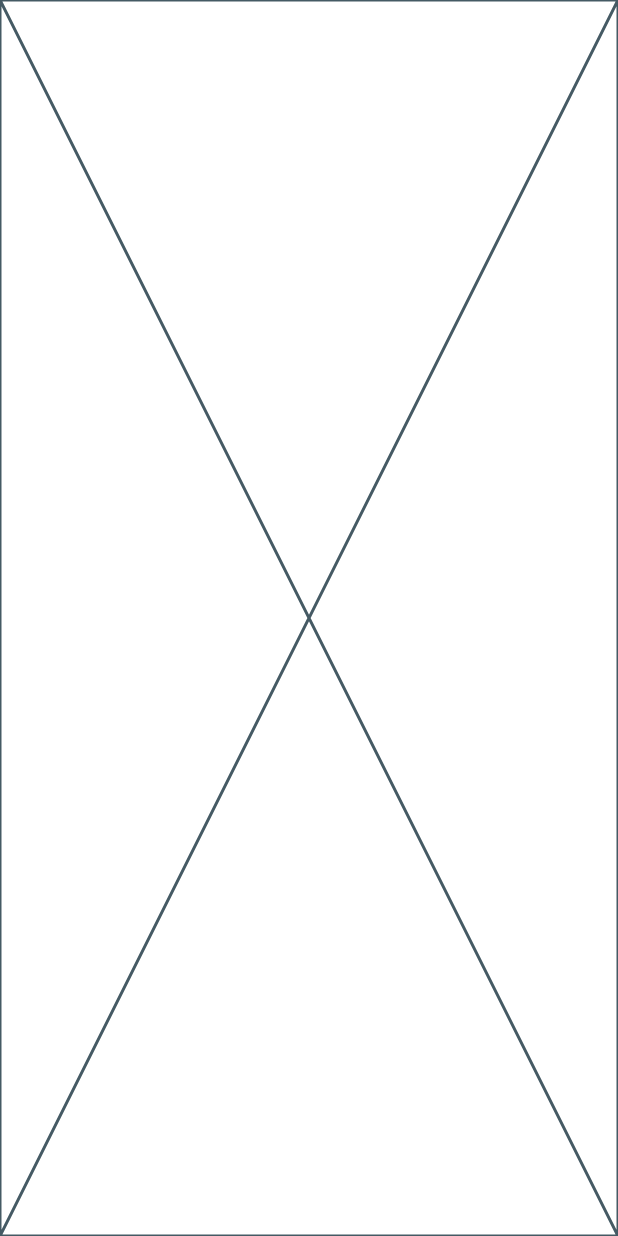
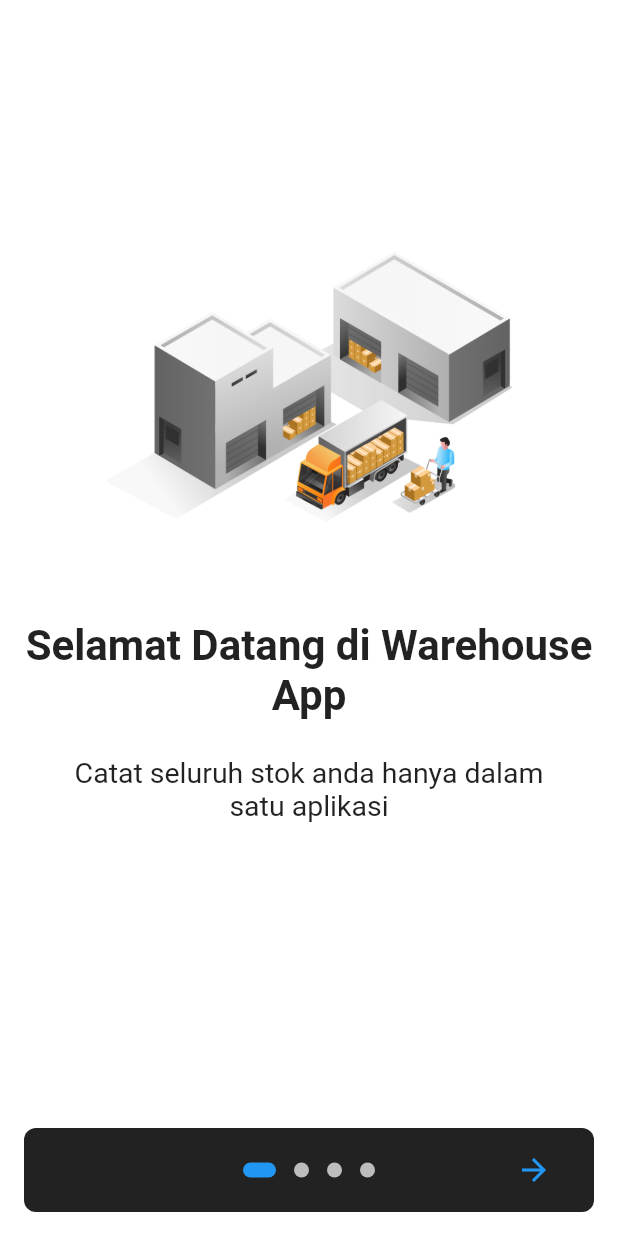
Before and after one commit to Kev9794/alterra_mini_project, a Flutter app: the screen it shows after launch, on a phone screen of 412 x 824 dp. Run offline on Flutter 3.47's test engine with Material 2 defaults, Android fonts, the phone set to English and light mode, and no system bars; drawn by our look-alikes of introduction_screen.

Commit message:
add assets and on boarding page

```diff
--- a/lib/views/screens/on_boarding_page.dart
+++ b/lib/views/screens/on_boarding_page.dart
@@ -1,5 +1,9 @@
+import 'package:flutter/foundation.dart';
 import 'package:flutter/src/widgets/framework.dart';
 import 'package:flutter/src/widgets/placeholder.dart';
+import 'package:flutter/material.dart';
+import 'package:flutter/services.dart';
+import "package:introduction_screen/introduction_screen.dart";
 
 class OnBoardingPage extends StatefulWidget {
   const OnBoardingPage({super.key});
@@ -9,8 +13,105 @@ class OnBoardingPage extends StatefulWidget {
 }
 
 class _OnBoardingPageState extends State<OnBoardingPage> {
+  final introKey = GlobalKey<IntroductionScreenState>();
+
+  void _onIntroEnd(context) {
+    Navigator.pushReplacementNamed(context, '/list');
+  }
+
+  Widget _buildImage(String assetName, [double width = 300]) {
+    return Image.asset('assets/img/$assetName', width: width);
+  }
+
   @override
   Widget build(BuildContext context) {
-    return const Placeholder();
+    const bodyStyle = TextStyle(fontSize: 19.0);
+
+    const pageDecoration = PageDecoration(
+      titleTextStyle: TextStyle(fontSize: 28.0, fontWeight: FontWeight.w700),
+      bodyTextStyle: bodyStyle,
+      bodyPadding: EdgeInsets.fromLTRB(16.0, 0.0, 16.0, 16.0),
+      pageColor: Colors.white,
+      imagePadding: EdgeInsets.zero,
+    );
+
+    return IntroductionScreen(
+      key: introKey,
+      globalBackgroundColor: Colors.white,
+      pages: [
+        PageViewModel(
+          title: "Selamat Datang di Warehouse App",
+          body: "Catat seluruh stok anda hanya dalam satu aplikasi",
+          image: _buildImage('ob1.jpg'),
+          decoration: pageDecoration,
+        ),
+        PageViewModel(
+          title: "Mudah dikelola",
+          body: "Mengatur seluruh stok anda dimana saja dan kapan saja",
+          image: Center(
+            child: _buildImage('ob2.jpg'),
+          ),
+          decoration: pageDecoration.copyWith(
+            imagePadding: const EdgeInsets.only(top: 130),
+            contentMargin: const EdgeInsets.only(top: 70),
+            imageAlignment: Alignment.bottomCenter,
+          ),
+        ),
+        PageViewModel(
+          title: "Mendata seluruh gudang anda",
+          body:
+              "Catat seluruh stok dari semua gudang supermarket secara terpusat",
+          image: _buildImage('ob3.jpg'),
+          decoration: pageDecoration,
+        ),
+        PageViewModel(
+          title: "Warehouse App",
+          bodyWidget: Row(
+            mainAxisAlignment: MainAxisAlignment.center,
+            children: const [
+              Text("Tidak perlu menunggu lama lagi", style: bodyStyle),
+            ],
+          ),
+          decoration: pageDecoration.copyWith(
+            bodyFlex: 2,
+            imageFlex: 4,
+            contentMargin: const EdgeInsets.only(top: 50),
+            bodyAlignment: Alignment.bottomCenter,
+            imageAlignment: Alignment.topCenter,
+          ),
+          image: Image.asset('assets/logo/logo.png', width: 300),
+          reverse: true,
+        ),
+      ],
+      onDone: () => _onIntroEnd(context),
+      //onSkip: () => _onIntroEnd(context), // You can override onSkip callback
+      showSkipButton: false,
+      skipOrBackFlex: 0,
+      nextFlex: 0,
+      showBackButton: true,
+      //rtl: true, // Display as right-to-left
+      back: const Icon(Icons.arrow_back),
+      next: const Icon(Icons.arrow_forward),
+      done: const Text('Mulai', style: TextStyle(fontWeight: FontWeight.w600)),
+      curve: Curves.fastLinearToSlowEaseIn,
+      controlsMargin: const EdgeInsets.all(16),
+      controlsPadding: kIsWeb
+          ? const EdgeInsets.all(12.0)
+          : const EdgeInsets.fromLTRB(8.0, 4.0, 8.0, 4.0),
+      dotsDecorator: const DotsDecorator(
+        size: Size(10.0, 10.0),
+        color: Color(0xFFBDBDBD),
+        activeSize: Size(22.0, 10.0),
+        activeShape: RoundedRectangleBorder(
+          borderRadius: BorderRadius.all(Radius.circular(25.0)),
+        ),
+      ),
+      dotsContainerDecorator: const ShapeDecoration(
+        color: Colors.black87,
+        shape: RoundedRectangleBorder(
+          borderRadius: BorderRadius.all(Radius.circular(8.0)),
+        ),
+      ),
+    );
   }
 }
```
Also changed, not shown: pubspec.yaml (+7 -3 lines), assets/img/ob1.jpg (added), assets/img/ob2.jpg (added), assets/img/ob3.jpg (added), pubspec.lock.
